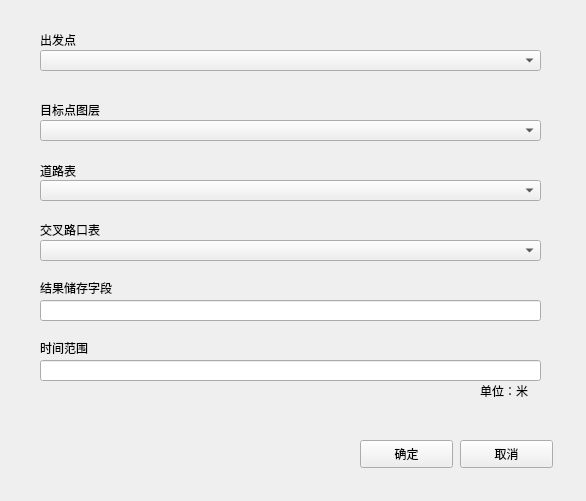
Above: AccessAnalysisWidget.ui from SkyTreeDelivery/GISDevelopmentKMJ before the change. Below: the same form after it.
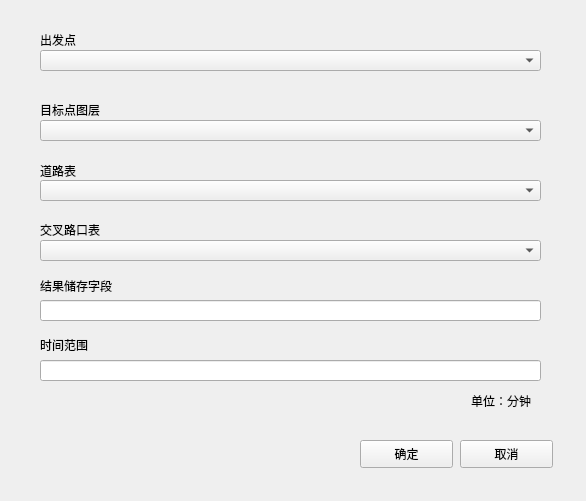
That is the form after the change.

Diff of the .ui file:
```diff
--- a/AccessAnalysisWidget.ui
+++ b/AccessAnalysisWidget.ui
@@ -69,9 +69,9 @@
    <property name="geometry">
     <rect>
      <x>40</x>
-     <y>340</y>
+     <y>334</y>
      <width>72</width>
-     <height>15</height>
+     <height>21</height>
     </rect>
    </property>
    <property name="text">
@@ -127,14 +127,14 @@
   <widget class="QLabel" name="unitLabel">
    <property name="geometry">
     <rect>
-     <x>480</x>
-     <y>380</y>
-     <width>72</width>
+     <x>471</x>
+     <y>390</y>
+     <width>81</width>
      <height>21</height>
     </rect>
    </property>
    <property name="text">
-    <string>单位：米</string>
+    <string>单位：分钟</string>
    </property>
   </widget>
   <widget class="QComboBox" name="nodeBox">
@@ -181,9 +181,9 @@
    <property name="geometry">
     <rect>
      <x>40</x>
-     <y>280</y>
+     <y>275</y>
      <width>101</width>
-     <height>16</height>
+     <height>21</height>
     </rect>
    </property>
    <property name="text">
```
